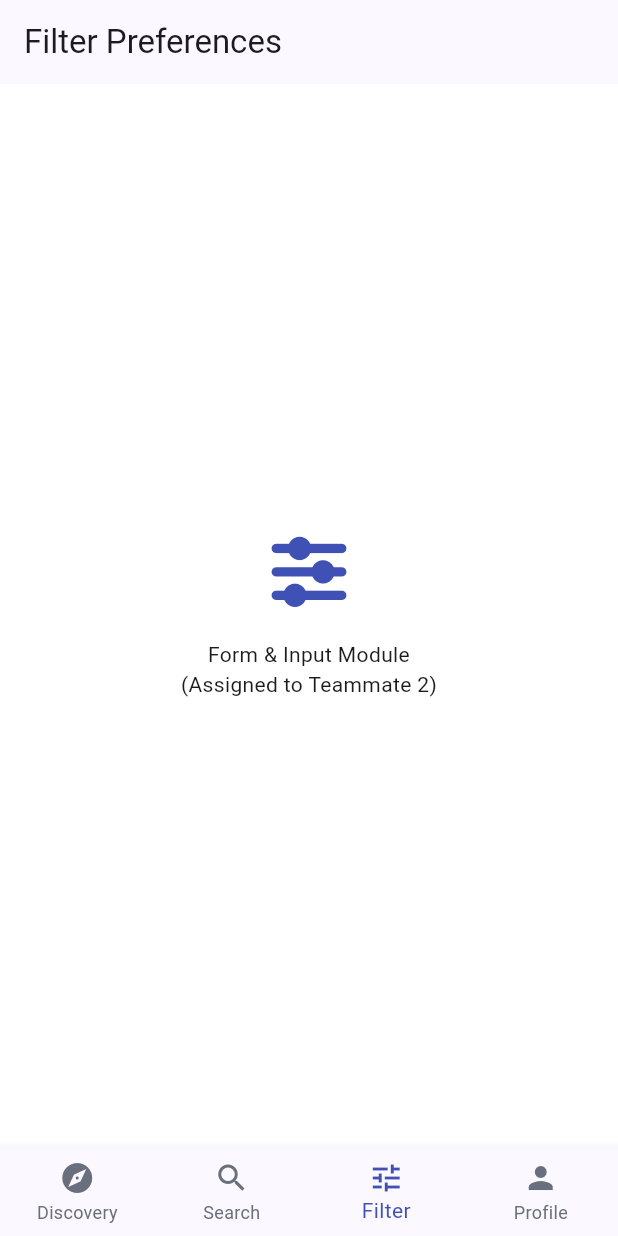
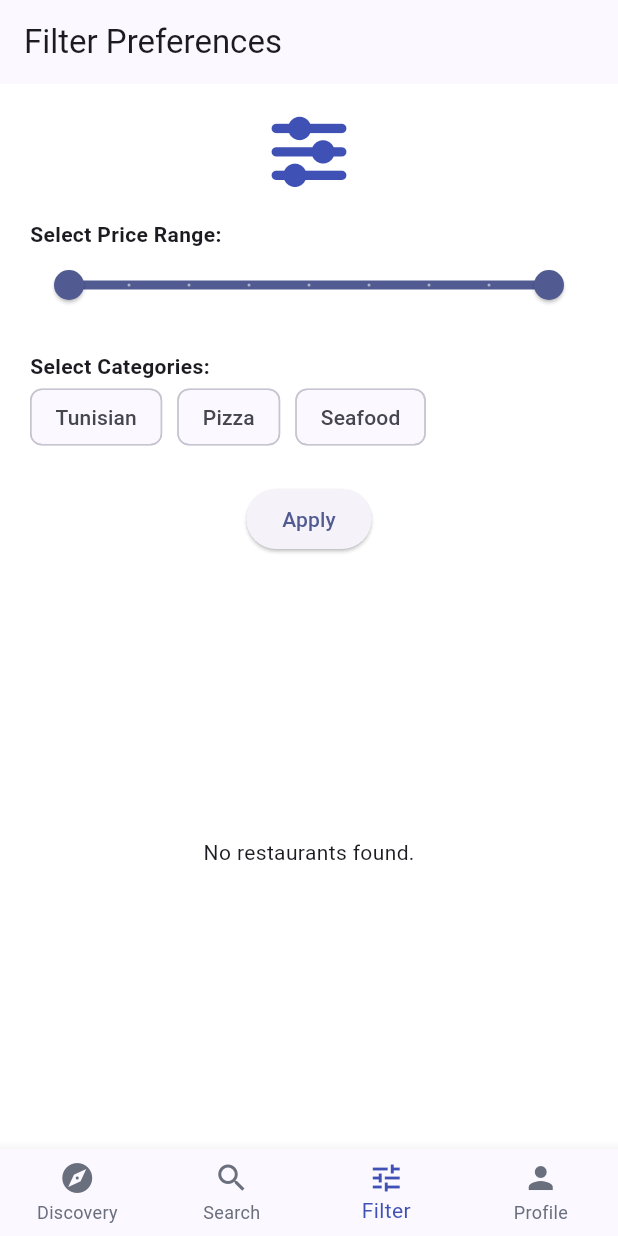
Before and after one commit to ahmedjilani43/FoodfyTn, a Flutter app: the screen it shows after launch, item 3 of the bottom bar chosen, on a phone screen of 412 x 824 dp. Run offline on Flutter 3.47's test engine with Material 3 defaults, Android fonts, the phone set to English and light mode, and no system bars; our stand-ins replace font_awesome_flutter.

Commit message:
Add filter screen with price range, categories, and filtered restaurant list

```diff
--- a/lib/core/routes.dart
+++ b/lib/core/routes.dart
@@ -1,5 +1,4 @@
 import 'package:flutter/material.dart';
-import '../models/restaurant.dart';
 import '../screens/discovery/discovery_screen.dart';
 import '../screens/details/restaurant_details_screen.dart';
 import '../screens/search/search_screen.dart';
--- a/lib/screens/discovery/discovery_screen.dart
+++ b/lib/screens/discovery/discovery_screen.dart
@@ -1,5 +1,4 @@
 import 'package:flutter/material.dart';
-import 'package:font_awesome_flutter/font_awesome_flutter.dart';
 import '../../models/restaurant.dart';
 import '../../services/api_service.dart';
 import '../../widgets/restaurant_card.dart';
--- a/lib/screens/filter/filter_screen.dart
+++ b/lib/screens/filter/filter_screen.dart
@@ -1,23 +1,142 @@
 import 'package:flutter/material.dart';
 import 'package:font_awesome_flutter/font_awesome_flutter.dart';
 
-class FilterScreen extends StatelessWidget {
+class FilterScreen extends StatefulWidget {
   const FilterScreen({super.key});
 
   @override
+  State<FilterScreen> createState() => _FilterScreenState();
+}
+
+class _FilterScreenState extends State<FilterScreen> {
+  final _formKey = GlobalKey<FormState>();
+
+  // Price range
+  RangeValues _priceRange = const RangeValues(20, 100);
+
+  // Categories
+  final List<String> _categories = ["Tunisian", "Pizza", "Seafood"];
+  final List<String> _selectedCategories = [];
+
+  // Sample list of restaurants
+  final List<Map<String, dynamic>> _restaurants = [
+    {"name": "El Medina", "price": 30, "category": "Tunisian"},
+    {"name": "Pizza House", "price": 50, "category": "Pizza"},
+    {"name": "Seafood Palace", "price": 90, "category": "Seafood"},
+    {"name": "Fast Pizza", "price": 25, "category": "Pizza"},
+    {"name": "Carthage Grill", "price": 70, "category": "Tunisian"},
+  ];
+
+  List<Map<String, dynamic>> _filteredRestaurants = [];
+
+  void _applyFilters() {
+    if (_selectedCategories.isEmpty) {
+      ScaffoldMessenger.of(context).showSnackBar(
+        const SnackBar(content: Text("Please select at least one category.")),
+      );
+      return;
+    }
+
+    setState(() {
+      _filteredRestaurants = _restaurants.where((restaurant) {
+        final matchesCategory =
+            _selectedCategories.contains(restaurant['category']);
+        final matchesPrice = restaurant['price'] >= _priceRange.start &&
+            restaurant['price'] <= _priceRange.end;
+        return matchesCategory && matchesPrice;
+      }).toList();
+    });
+  }
+
+  @override
   Widget build(BuildContext context) {
-    // TODO: [foulen 2 TASK]
-    // 1. Build a Form with RangeSlider and FilterChips
     return Scaffold(
       appBar: AppBar(title: const Text("Filter Preferences")),
-      body: Center(
-        child: Column(
-          mainAxisAlignment: MainAxisAlignment.center,
-          children: [
-            const FaIcon(FontAwesomeIcons.sliders, size: 50, color: Colors.indigo),
-            const SizedBox(height: 20),
-            const Text("Form & Input Module\n(Assigned to Teammate 2)", textAlign: TextAlign.center),
-          ],
+      body: Padding(
+        padding: const EdgeInsets.all(20.0),
+        child: Form(
+          key: _formKey,
+          child: Column(
+            crossAxisAlignment: CrossAxisAlignment.start,
+            children: [
+              const Center(
+                child: FaIcon(
+                  FontAwesomeIcons.sliders,
+                  size: 50,
+                  color: Colors.indigo,
+                ),
+              ),
+              const SizedBox(height: 20),
+              const Text(
+                "Select Price Range:",
+                style: TextStyle(fontWeight: FontWeight.bold),
+              ),
+              RangeSlider(
+                values: _priceRange,
+                min: 20,
+                max: 100,
+                divisions: 8,
+                labels: RangeLabels(
+                  "${_priceRange.start.toInt()} TND",
+                  "${_priceRange.end.toInt()} TND",
+                ),
+                onChanged: (RangeValues values) {
+                  setState(() {
+                    _priceRange = values;
+                  });
+                },
+              ),
+              const SizedBox(height: 20),
+              const Text(
+                "Select Categories:",
+                style: TextStyle(fontWeight: FontWeight.bold),
+              ),
+              Wrap(
+                spacing: 10,
+                children: _categories.map((category) {
+                  final isSelected = _selectedCategories.contains(category);
+                  return FilterChip(
+                    label: Text(category),
+                    selected: isSelected,
+                    onSelected: (bool selected) {
+                      setState(() {
+                        if (selected) {
+                          _selectedCategories.add(category);
+                        } else {
+                          _selectedCategories.remove(category);
+                        }
+                      });
+                    },
+                  );
+                }).toList(),
+              ),
+              const SizedBox(height: 20),
+              Center(
+                child: ElevatedButton(
+                  onPressed: _applyFilters,
+                  child: const Text("Apply"),
+                ),
+              ),
+              const SizedBox(height: 20),
+              Expanded(
+                child: _filteredRestaurants.isEmpty
+                    ? const Center(child: Text("No restaurants found."))
+                    : ListView.builder(
+                        itemCount: _filteredRestaurants.length,
+                        itemBuilder: (context, index) {
+                          final restaurant = _filteredRestaurants[index];
+                          return Card(
+                            child: ListTile(
+                              title: Text(restaurant['name']),
+                              subtitle: Text(
+                                  "${restaurant['category']} - ${restaurant['price']} TND"),
+                            ),
+                          );
+                        },
+                      ),
+              ),
+            ],
+          ),
         ),
       ),
     );
--- a/lib/screens/search/search_screen.dart
+++ b/lib/screens/search/search_screen.dart
@@ -1,5 +1,4 @@
 import 'package:flutter/material.dart';
-import 'package:font_awesome_flutter/font_awesome_flutter.dart';
 import '../../services/api_service.dart';
 import '../../models/restaurant.dart';
 
@@ -28,6 +27,7 @@ class _SearchScreenState extends State<SearchScreen> {
       });
     } catch (e) {
 
+      // ignore: use_build_context_synchronously
       ScaffoldMessenger.of(context).showSnackBar(
         SnackBar(content: Text("Error fetching data: $e")),
       );
@@ -108,7 +108,7 @@ class _SearchScreenState extends State<SearchScreen> {
                                         ),
                                         const SizedBox(height: 4),
                                         Text(
-                                          restaurant.location ?? '',
+                                          restaurant.location,
                                           style: const TextStyle(fontSize: 12, color: Colors.grey),
                                         ),
                                       ],
--- a/lib/widgets/restaurant_card.dart
+++ b/lib/widgets/restaurant_card.dart
@@ -39,6 +39,7 @@ class RestaurantCard extends StatelessWidget {
                 child: Container(
                   padding: const EdgeInsets.symmetric(horizontal: 10, vertical: 6),
                   decoration: BoxDecoration(
+                    // ignore: deprecated_member_use
                     color: Colors.white.withOpacity(0.9),
                     borderRadius: BorderRadius.circular(12),
                   ),
--- a/pubspec.yaml
+++ b/pubspec.yaml
@@ -12,13 +12,13 @@ dependencies:
   cupertino_icons: ^1.0.6
   # Added for UI and Logic
   font_awesome_flutter: ^10.6.0
-  google_fonts: ^6.1.0
+  google_fonts: ^7.1.0
   http: ^1.2.0
 
 dev_dependencies:
   flutter_test:
     sdk: flutter
-  flutter_lints: ^3.0.0
+  flutter_lints: ^6.0.0
 
 flutter:
   uses-material-design: true
```
Also changed, not shown: lib/screens/favorites/favorites_screen.dart (+5 -5 lines), lib/screens/profile/profile_screen.dart (+4 -4 lines), pubspec.lock, 1 other file.
